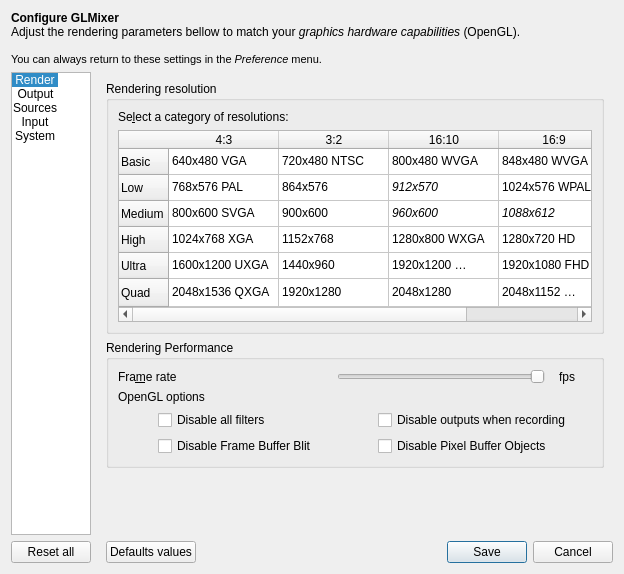
markus-wa/glmixer-mirror, file src/UserPreferencesDialog.ui: the form before one commit.
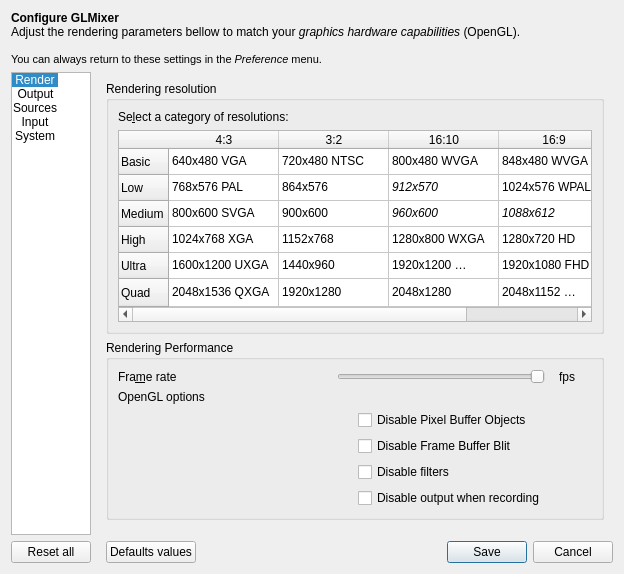
The form after the commit. Icons and pictures are not drawn. Custom widgets are drawn as their Qt base class.

Commit message: Creation of the OpenGL test widget for User Preference Dialog: allows testing FBO Blit and PBO support.

Diff of the .ui file:
```diff
--- a/src/UserPreferencesDialog.ui
+++ b/src/UserPreferencesDialog.ui
@@ -729,34 +729,38 @@
               <item>
                <layout class="QHBoxLayout" name="horizontalLayout_11">
                 <item>
-                 <spacer name="horizontalSpacer">
-                  <property name="orientation">
-                   <enum>Qt::Horizontal</enum>
+                 <widget class="glTestWidget" name="previewOutput" native="true">
+                  <property name="sizePolicy">
+                   <sizepolicy hsizetype="Preferred" vsizetype="Preferred">
+                    <horstretch>0</horstretch>
+                    <verstretch>0</verstretch>
+                   </sizepolicy>
                   </property>
-                  <property name="sizeType">
-                   <enum>QSizePolicy::Maximum</enum>
-                  </property>
-                  <property name="sizeHint" stdset="0">
-                   <size>
-                    <width>40</width>
-                    <height>20</height>
-                   </size>
-                  </property>
-                 </spacer>
+                 </widget>
                 </item>
                 <item>
-                 <layout class="QGridLayout" name="gridLayout">
-                  <item row="0" column="0">
-                   <widget class="QCheckBox" name="disableFiltering">
+                 <layout class="QGridLayout" name="gridLayoutOptions">
+                  <item row="3" column="1">
+                   <widget class="QCheckBox" name="disableOutputRecording">
                     <property name="toolTip">
                      <string>&lt;html&gt;&lt;head/&gt;&lt;body&gt;&lt;p&gt;Disable all filters (necessary if the rendering is too slow).&lt;/p&gt;&lt;/body&gt;&lt;/html&gt;</string>
                     </property>
                     <property name="text">
-                     <string>Disable all filters </string>
+                     <string>Disable output when recording</string>
                     </property>
                    </widget>
                   </item>
-                  <item row="1" column="0">
+                  <item row="0" column="1">
+                   <widget class="QCheckBox" name="disablePixelBufferObject">
+                    <property name="toolTip">
+                     <string>&lt;html&gt;&lt;head/&gt;&lt;body&gt;&lt;p&gt;Disable Pixel Buffer Objects (useful if your graphics hardware does not support it).&lt;/p&gt;&lt;/body&gt;&lt;/html&gt;</string>
+                    </property>
+                    <property name="text">
+                     <string>Disable Pixel Buffer Objects</string>
+                    </property>
+                   </widget>
+                  </item>
+                  <item row="1" column="1">
                    <widget class="QCheckBox" name="disableBlitFrameBuffer">
                     <property name="toolTip">
                      <string>&lt;html&gt;&lt;head/&gt;&lt;body&gt;&lt;p&gt;Do not use the hardware blit to output window (necessary on some hardware, e.g. if the window is black).&lt;/p&gt;&lt;/body&gt;&lt;/html&gt;</string>
@@ -769,23 +773,13 @@
                     </property>
                    </widget>
                   </item>
-                  <item row="1" column="1">
-                   <widget class="QCheckBox" name="disablePixelBufferObject">
+                  <item row="2" column="1">
+                   <widget class="QCheckBox" name="disableFiltering">
                     <property name="toolTip">
                      <string>&lt;html&gt;&lt;head/&gt;&lt;body&gt;&lt;p&gt;Disable Pixel Buffer Objects (useful if your graphics hardware does not support it).&lt;/p&gt;&lt;/body&gt;&lt;/html&gt;</string>
                     </property>
                     <property name="text">
-                     <string>Disable Pixel Buffer Objects</string>
-                    </property>
-                   </widget>
-                  </item>
-                  <item row="0" column="1">
-                   <widget class="QCheckBox" name="disableOutputRecording">
-                    <property name="toolTip">
-                     <string>&lt;html&gt;&lt;head/&gt;&lt;body&gt;&lt;p&gt;Hide the output window when recording (useful if rendering is slow).&lt;/p&gt;&lt;/body&gt;&lt;/html&gt;</string>
-                    </property>
-                    <property name="text">
-                     <string>Disable outputs when recording</string>
+                     <string>Disable filters </string>
                     </property>
                    </widget>
                   </item>
@@ -2049,6 +2043,12 @@
     <slot>setCentered(bool)</slot>
    </slots>
   </customwidget>
+  <customwidget>
+   <class>glTestWidget</class>
+   <extends>QWidget</extends>
+   <header>glTestWidget.h</header>
+   <container>1</container>
+  </customwidget>
  </customwidgets>
  <resources>
   <include location="../icons.qrc"/>
```
Left out of the diff: 8 changed lines with no effect on the pictures. The commit also changes 5 other files.
